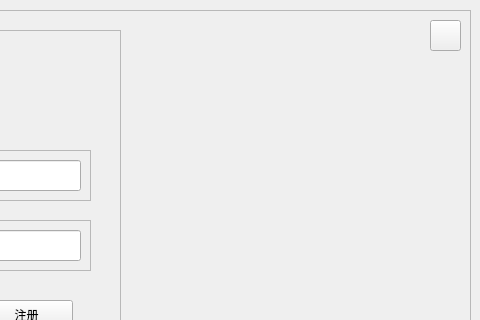
Old version of the form login.ui in the repository duoaidaoc/word-memorize-software; both pictures show x 230 to 710 and y 0 to 320 of the 710 by 420 pixel window.
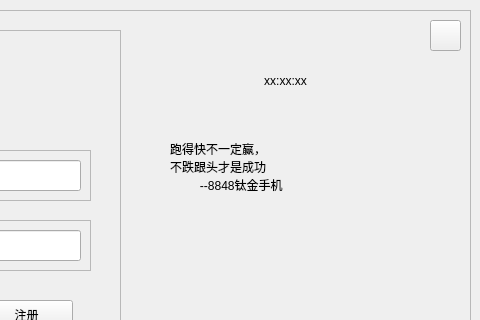
New version of the form.

What changed in the file:
```diff
--- a/login.ui
+++ b/login.ui
@@ -166,6 +166,40 @@
      <string/>
     </property>
    </widget>
+   <widget class="QLabel" name="time_label">
+    <property name="geometry">
+     <rect>
+      <x>420</x>
+      <y>50</y>
+      <width>171</width>
+      <height>41</height>
+     </rect>
+    </property>
+    <property name="text">
+     <string>xx:xx:xx</string>
+    </property>
+    <property name="alignment">
+     <set>Qt::AlignCenter</set>
+    </property>
+   </widget>
+   <widget class="QLabel" name="deco_label">
+    <property name="geometry">
+     <rect>
+      <x>390</x>
+      <y>130</y>
+      <width>271</width>
+      <height>201</height>
+     </rect>
+    </property>
+    <property name="text">
+     <string>跑得快不一定赢，
+不跌跟头才是成功 
+         --8848钛金手机</string>
+    </property>
+    <property name="alignment">
+     <set>Qt::AlignLeading|Qt::AlignLeft|Qt::AlignTop</set>
+    </property>
+   </widget>
   </widget>
  </widget>
  <resources/>
```
